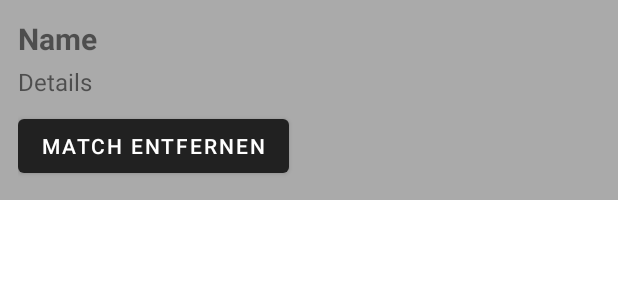
After one commit to JanBusson/Greend-for-Android, an Android app built with Jetpack Compose: the layout item_match.xml on its own in the app's theme, with its tools: preview values and no code run, on a phone screen of 412 x 824 dp. The commit adds this screen. Shown: the top 300 px of the screen. Run offline under Robolectric (Android 15) with nearby library versions, the phone set to English and light mode, and no system bars.

Commit message:
Matches werden jetzt angezeigt und können auch entfernt werden

```diff
--- a/app/src/main/java/com/example/greendr/FiltersFragment.java
+++ b/app/src/main/java/com/example/greendr/FiltersFragment.java
@@ -20,7 +20,7 @@ import java.util.List;
 
 public class FiltersFragment extends Fragment {
 
-    //TODO: ChipGroup
+    //TODO: Anpassen auf Datenmodell
     private RangeSlider ageSlider;
     private CheckBox maleCheckbox, femaleCheckbox, nonBinaryCheckbox;
     private CheckBox interestedMenCheckbox, interestedWomenCheckbox, interestedNBCheckbox;
--- /dev/null
+++ b/app/src/main/res/layout/item_match.xml
@@ -0,0 +1,32 @@
+<?xml version="1.0" encoding="utf-8"?>
+<LinearLayout xmlns:android="http://schemas.android.com/apk/res/android"
+    android:layout_width="match_parent"
+    android:layout_height="wrap_content"
+    android:orientation="vertical"
+    android:padding="12dp"
+    android:background="@android:color/darker_gray"
+    android:layout_marginBottom="8dp">
+
+    <TextView
+        android:id="@+id/text_match_name"
+        android:layout_width="wrap_content"
+        android:layout_height="wrap_content"
+        android:text="Name"
+        android:textSize="20sp"
+        android:textStyle="bold" />
+
+    <TextView
+        android:id="@+id/text_match_details"
+        android:layout_width="wrap_content"
+        android:layout_height="wrap_content"
+        android:text="Details"
+        android:textSize="16sp"
+        android:layout_marginTop="4dp" />
+
+    <Button
+        android:id="@+id/button_remove_match"
+        android:layout_width="wrap_content"
+        android:layout_height="wrap_content"
+        android:text="Match entfernen"
+        android:layout_marginTop="8dp"/>
+</LinearLayout>
```
Also changed, not shown: app/src/main/java/com/example/greendr/MyMatchesFragment.java (+127 -2 lines), app/src/main/java/com/example/greendr/WelcomeFragment.java (+3 -4 lines), app/src/main/res/layout/fragment_my_matches.xml (+17 -2 lines).
